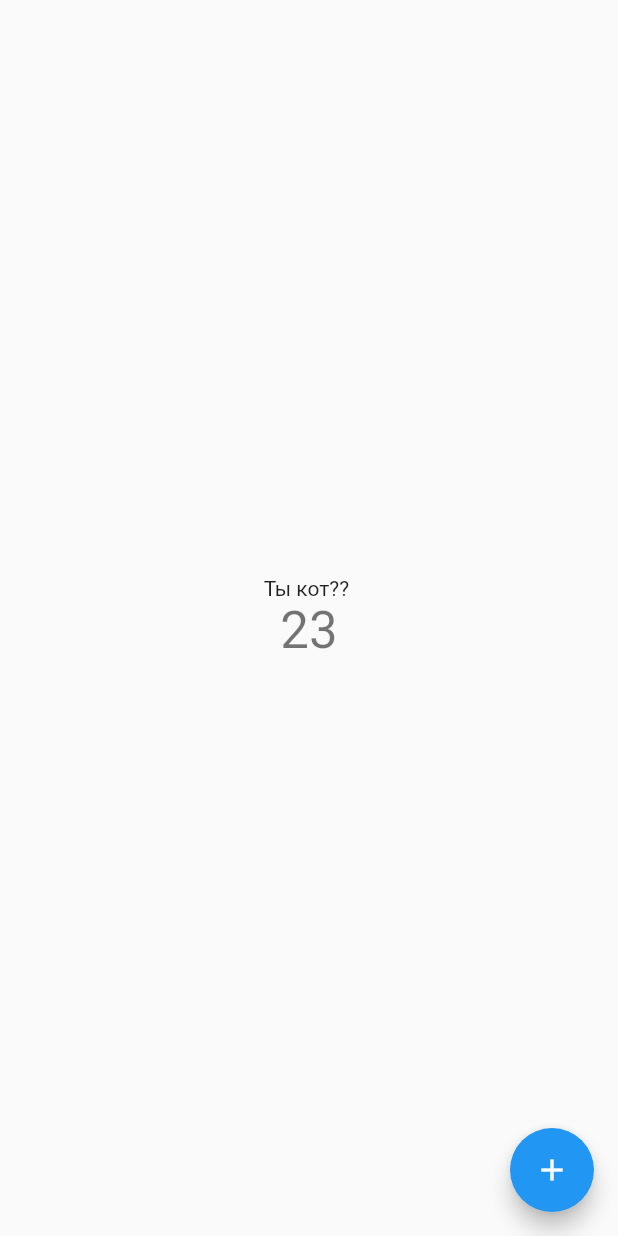
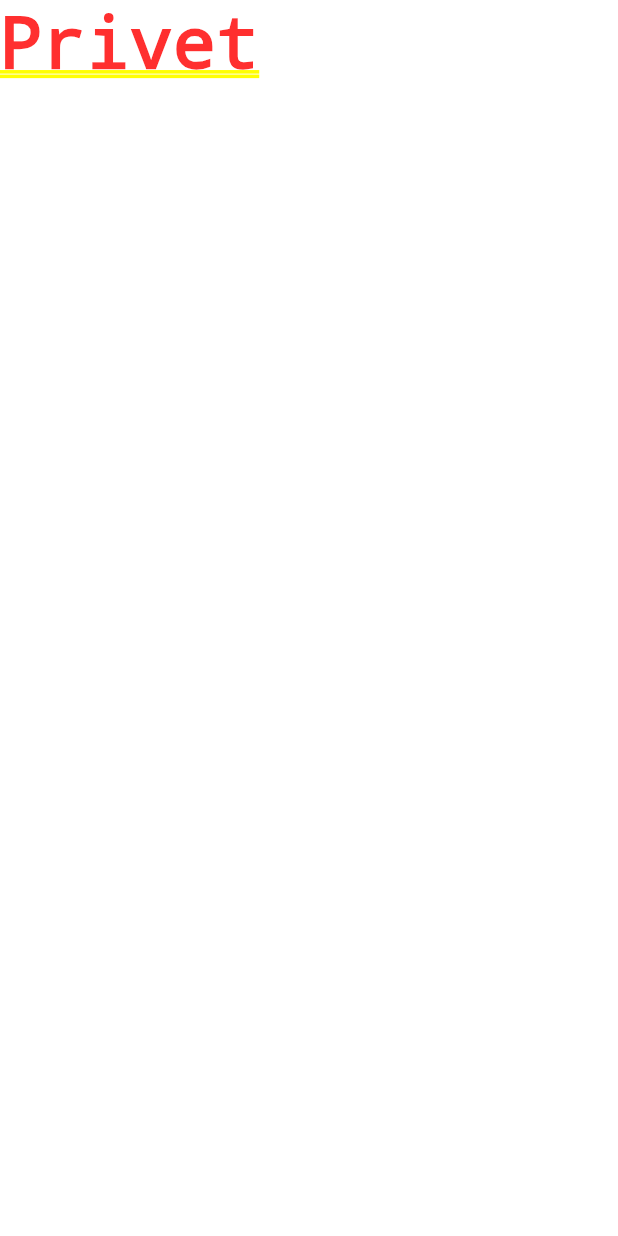
Before and after one commit to peqpeq/Lebedy, a Flutter app: the screen it shows after launch, on a phone screen of 412 x 824 dp. Run offline on Flutter 3.47's test engine with Material 2 defaults, Android fonts, the phone set to English and light mode, and no system bars.

```diff
--- a/Lebedy/lebedy/lib/main.dart
+++ b/Lebedy/lebedy/lib/main.dart
@@ -1,4 +1,5 @@
 import 'package:flutter/material.dart';
+import 'package:lebedy/widgets/view/main_view.dart';
 
 void main() {
   runApp(const MyApp());
@@ -11,20 +12,11 @@ class MyApp extends StatelessWidget {
   @override
   Widget build(BuildContext context) {
     return MaterialApp(
-      title: 'Flutter Demo',
+      title: 'Lebedy',
       theme: ThemeData(
-        // This is the theme of your application.
-        //
-        // Try running your application with "flutter run". You'll see the
-        // application has a blue toolbar. Then, without quitting the app, try
-        // changing the primarySwatch below to Colors.green and then invoke
-        // "hot reload" (press "r" in the console where you ran "flutter run",
-        // or simply save your changes to "hot reload" in a Flutter IDE).
-        // Notice that the counter didn't reset back to zero; the application
-        // is not restarted.
         primarySwatch: Colors.blue,
       ),
-      home: const MyHomePage(title: 'Flutter Demo Home Page'),
+      home: const MyHomePage(title: 'Lebedy'),
     );
   }
 }
@@ -32,14 +24,6 @@ class MyApp extends StatelessWidget {
 class MyHomePage extends StatefulWidget {
   const MyHomePage({super.key, required this.title});
 
-  // This widget is the home page of your application. It is stateful, meaning
-  // that it has a State object (defined below) that contains fields that affect
-  // how it looks.
-
-  // This class is the configuration for the state. It holds the values (in this
-  // case the title) provided by the parent (in this case the App widget) and
-  // used by the build method of the State. Fields in a Widget subclass are
-  // always marked "final".
 
   final String title;
 
@@ -52,60 +36,18 @@ class _MyHomePageState extends State<MyHomePage> {
 
   void _incrementCounter() {
     setState(() {
-      // This call to setState tells the Flutter framework that something has
-      // changed in this State, which causes it to rerun the build method below
-      // so that the display can reflect the updated values. If we changed
-      // _counter without calling setState(), then the build method would not be
-      // called again, and so nothing would appear to happen.
       _counter+=2;
     });
   }
 
   @override
   Widget build(BuildContext context) {
-    // This method is rerun every time setState is called, for instance as done
-    // by the _incrementCounter method above.
-    //
-    // The Flutter framework has been optimized to make rerunning build methods
-    // fast, so that you can just rebuild anything that needs updating rather
-    // than having to individually change instances of widgets.
-    return Scaffold(
-
-      body: Center(
-        // Center is a layout widget. It takes a single child and positions it
-        // in the middle of the parent.
-        child: Column(
-          // Column is also a layout widget. It takes a list of children and
-          // arranges them vertically. By default, it sizes itself to fit its
-          // children horizontally, and tries to be as tall as its parent.
-          //
-          // Invoke "debug painting" (press "p" in the console, choose the
-          // "Toggle Debug Paint" action from the Flutter Inspector in Android
-          // Studio, or the "Toggle Debug Paint" command in Visual Studio Code)
-          // to see the wireframe for each widget.
-          //
-          // Column has various properties to control how it sizes itself and
-          // how it positions its children. Here we use mainAxisAlignment to
-          // center the children vertically; the main axis here is the vertical
-          // axis because Columns are vertical (the cross axis would be
-          // horizontal).
-          mainAxisAlignment: MainAxisAlignment.center,
-          children: <Widget>[
-            const Text(
-              'Ты кот?? ',
-            ),
-            Text(
-              '$_counter',
-              style: Theme.of(context).textTheme.headlineMedium,
-            ),
-          ],
-        ),
-      ),
-      floatingActionButton: FloatingActionButton(
-        onPressed: _incrementCounter,
-        tooltip: 'Increment',
-        child: const Icon(Icons.add),
-      ), // This trailing comma makes auto-formatting nicer for build methods.
-    );
-  }
+ return  MaterialApp(
+                title: "Navigation",
+                initialRoute: 'main',
+                routes: {
+                      'main': (context) => const MainView(),
+                },
+              );
+    }
 }
--- /dev/null
+++ b/Lebedy/lebedy/lib/widgets/view/main_view.dart
@@ -0,0 +1,26 @@
+import 'package:flutter/cupertino.dart';
+
+class MainView extends StatefulWidget {
+  const MainView({super.key});
+
+  @override
+  State<StatefulWidget> createState() => _MainViewState();
+}
+class _MainViewState extends State<MainView> {
+  @override
+  Widget build(BuildContext context) {
+
+    return Container(
+      child: Column(
+        children: [
+          Row(
+            children: const [
+              Text("Privet"),
+            ],
+          )
+        ],
+      ),
+    );
+  }
+
+}
```
